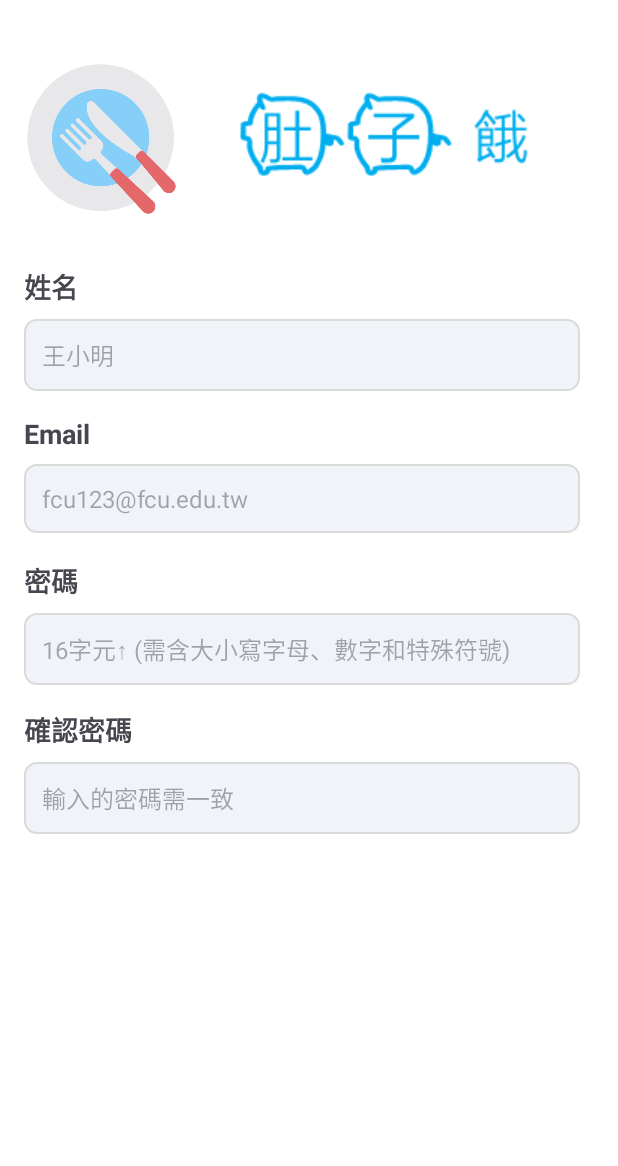
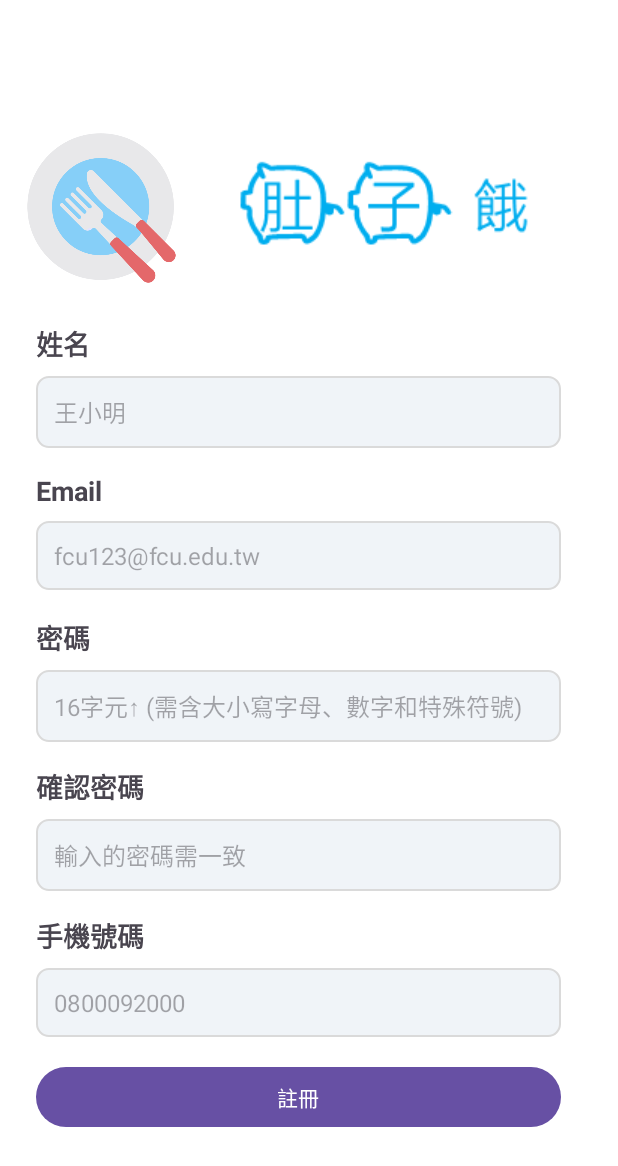
Before and after one commit to WhitePomeranian/Mobile-Application-Development_Hungry, an Android app: the screen it shows after launch (MainActivity), on a phone screen of 412 x 824 dp. Shown: the top 1166 px of the screen. Run offline under Robolectric (Android 15) with nearby library versions, the phone set to English and light mode, and no system bars.

Commit message:
將元件移至ScrollView並新增phone輸入欄位和註冊按鈕

```diff
--- a/app/src/main/res/drawable/edittext_background.xml
+++ b/app/src/main/res/drawable/edittext_background.xml
@@ -1,6 +1,6 @@
 <?xml version="1.0" encoding="utf-8"?>
 <shape xmlns:android="http://schemas.android.com/apk/res/android">
-    <solid android:color="#F0F4F8"/>  <!-- 背景顏色 -->
+    <solid android:color="@color/login_and_register_input_background"/>  <!-- 背景顏色 -->
     <corners android:radius="8dp"/>  <!-- 圓角半徑 -->
-    <stroke android:width="1dp" android:color="#DADADA"/>  <!-- 邊框 -->
+    <stroke android:width="1dp" android:color="@color/login_and_register_input_border"/>  <!-- 邊框 -->
 </shape>
--- a/app/src/main/res/layout/activity_main.xml
+++ b/app/src/main/res/layout/activity_main.xml
@@ -7,17 +7,29 @@
     android:background="#FFFFFF"
     tools:context=".MainActivity">
 
-    <TextView
-        android:id="@+id/tv_name"
-        android:layout_width="wrap_content"
+    <ScrollView
+        android:layout_width="412dp"
+        android:layout_height="732dp"
+        app:layout_constraintBottom_toBottomOf="parent"
+        app:layout_constraintEnd_toEndOf="parent"
+        app:layout_constraintStart_toStartOf="parent"
+        app:layout_constraintTop_toTopOf="parent">
+
+        <androidx.constraintlayout.widget.ConstraintLayout
+            android:layout_width="match_parent"
             android:layout_height="wrap_content"
+            android:minWidth="412dp"
+            android:minHeight="732dp">
+
+            <ImageView
+                android:id="@+id/iv_app_logo"
+                android:layout_width="103dp"
+                android:layout_height="137dp"
                 android:layout_marginStart="16dp"
-        android:layout_marginTop="16dp"
-        android:text="@string/username_title"
-        android:textAppearance="@style/TextAppearance.AppCompat.Medium"
-        android:textStyle="bold"
+                android:layout_marginTop="24dp"
                 app:layout_constraintStart_toStartOf="parent"
-        app:layout_constraintTop_toBottomOf="@+id/iv_app_logo" />
+                app:layout_constraintTop_toTopOf="parent"
+                app:srcCompat="@drawable/kitchen_accessories" />
 
             <ImageView
                 android:id="@+id/iv_app_name"
@@ -29,22 +41,24 @@
                 app:layout_constraintTop_toTopOf="parent"
                 app:srcCompat="@drawable/title" />
 
-    <ImageView
-        android:id="@+id/iv_app_logo"
-        android:layout_width="103dp"
-        android:layout_height="137dp"
-        android:layout_marginStart="16dp"
-        android:layout_marginTop="24dp"
+            <TextView
+                android:id="@+id/tv_name"
+                android:layout_width="wrap_content"
+                android:layout_height="wrap_content"
+                android:layout_marginStart="24dp"
+                android:layout_marginTop="8dp"
+                android:text="@string/username_title"
+                android:textAppearance="@style/TextAppearance.AppCompat.Medium"
+                android:textStyle="bold"
                 app:layout_constraintStart_toStartOf="parent"
-        app:layout_constraintTop_toTopOf="parent"
-        app:srcCompat="@drawable/kitchen_accessories" />
+                app:layout_constraintTop_toBottomOf="@+id/iv_app_logo" />
 
             <EditText
                 android:id="@+id/et_name"
                 android:layout_width="0dp"
                 android:layout_height="wrap_content"
                 android:layout_marginTop="8dp"
-        android:autofillHints="username"
+                android:autofillHints="name"
                 android:background="@drawable/edittext_background"
                 android:ems="20"
                 android:hint="@string/username_hint"
@@ -56,8 +70,7 @@
                 app:layout_constraintHorizontal_bias="0.0"
                 app:layout_constraintStart_toStartOf="@+id/tv_name"
                 app:layout_constraintTop_toBottomOf="@+id/tv_name"
-        app:layout_constraintWidth_default="percent"
-        app:layout_constraintWidth_percent="0.9" />
+                app:layout_constraintWidth_percent="0.85" />
 
             <TextView
                 android:id="@+id/tv_email"
@@ -89,8 +102,7 @@
                 app:layout_constraintHorizontal_bias="0.0"
                 app:layout_constraintStart_toStartOf="@+id/tv_email"
                 app:layout_constraintTop_toBottomOf="@+id/tv_email"
-        app:layout_constraintWidth_default="percent"
-        app:layout_constraintWidth_percent="0.9" />
+                app:layout_constraintWidth_percent="0.85" />
 
             <TextView
                 android:id="@+id/tv_password"
@@ -100,9 +112,8 @@
                 android:text="@string/password_title"
                 android:textAppearance="@style/TextAppearance.AppCompat.Medium"
                 android:textStyle="bold"
-        app:layout_constraintEnd_toEndOf="@+id/tv_email"
-        app:layout_constraintHorizontal_bias="0.0"
-        app:layout_constraintStart_toStartOf="@+id/tv_email"
+                app:layout_constraintEnd_toEndOf="@+id/tv_name"
+                app:layout_constraintStart_toStartOf="@+id/tv_name"
                 app:layout_constraintTop_toBottomOf="@+id/tv_email" />
 
             <EditText
@@ -122,8 +133,20 @@
                 app:layout_constraintHorizontal_bias="0.0"
                 app:layout_constraintStart_toStartOf="@+id/tv_password"
                 app:layout_constraintTop_toBottomOf="@+id/tv_password"
-        app:layout_constraintWidth_default="percent"
-        app:layout_constraintWidth_percent="0.9" />
+                app:layout_constraintWidth_percent="0.85" />
+
+            <TextView
+                android:id="@+id/tv_confirm_password"
+                android:layout_width="wrap_content"
+                android:layout_height="wrap_content"
+                android:layout_marginTop="72dp"
+                android:text="@string/confirm_password_title"
+                android:textAppearance="@style/TextAppearance.AppCompat.Medium"
+                android:textStyle="bold"
+                app:layout_constraintEnd_toEndOf="@+id/tv_password"
+                app:layout_constraintHorizontal_bias="0.0"
+                app:layout_constraintStart_toStartOf="@+id/tv_password"
+                app:layout_constraintTop_toBottomOf="@+id/tv_password" />
 
             <EditText
                 android:id="@+id/et_confirm_password"
@@ -141,20 +164,50 @@
                 app:layout_constraintHorizontal_bias="0.0"
                 app:layout_constraintStart_toStartOf="@+id/tv_confirm_password"
                 app:layout_constraintTop_toBottomOf="@+id/tv_confirm_password"
-        app:layout_constraintWidth_default="percent"
-        app:layout_constraintWidth_percent="0.9" />
+                app:layout_constraintWidth_percent="0.85" />
 
             <TextView
-        android:id="@+id/tv_confirm_password"
+                android:id="@+id/tv_phone"
                 android:layout_width="wrap_content"
                 android:layout_height="wrap_content"
                 android:layout_marginTop="72dp"
-        android:text="@string/confirm_password_title"
+                android:text="@string/phone_title"
                 android:textAppearance="@style/TextAppearance.AppCompat.Medium"
                 android:textStyle="bold"
-        app:layout_constraintEnd_toEndOf="@+id/tv_password"
+                app:layout_constraintEnd_toEndOf="@+id/tv_confirm_password"
+                app:layout_constraintStart_toStartOf="@+id/tv_confirm_password"
+                app:layout_constraintTop_toBottomOf="@+id/tv_confirm_password" />
+
+            <EditText
+                android:id="@+id/et_phone"
+                android:layout_width="0dp"
+                android:layout_height="wrap_content"
+                android:layout_marginTop="8dp"
+                android:autofillHints="phone"
+                android:background="@drawable/edittext_background"
+                android:ems="20"
+                android:hint="@string/phone_hint"
+                android:inputType="phone"
+                android:padding="12dp"
+                android:textColor="#000000"
+                android:textSize="16sp"
+                app:layout_constraintEnd_toEndOf="@+id/tv_phone"
                 app:layout_constraintHorizontal_bias="0.0"
-        app:layout_constraintStart_toStartOf="@+id/tv_password"
-        app:layout_constraintTop_toBottomOf="@+id/tv_password" />
+                app:layout_constraintStart_toStartOf="@+id/tv_phone"
+                app:layout_constraintTop_toBottomOf="@+id/tv_phone"
+                app:layout_constraintWidth_percent="0.85" />
+
+            <Button
+                android:id="@+id/button"
+                android:layout_width="0dp"
+                android:layout_height="wrap_content"
+                android:layout_marginTop="16dp"
+                android:text="@string/register_btn"
+                app:layout_constraintEnd_toEndOf="@+id/et_phone"
+                app:layout_constraintStart_toStartOf="@+id/et_phone"
+                app:layout_constraintTop_toBottomOf="@+id/et_phone"
+                app:layout_constraintWidth_percent="0.85" />
+        </androidx.constraintlayout.widget.ConstraintLayout>
+    </ScrollView>
 
 </androidx.constraintlayout.widget.ConstraintLayout>
--- a/app/src/main/res/values/colors.xml
+++ b/app/src/main/res/values/colors.xml
@@ -2,4 +2,6 @@
 <resources>
     <color name="black">#FF000000</color>
     <color name="white">#FFFFFFFF</color>
+    <color name="login_and_register_input_background">#F0F4F8</color>
+    <color name="login_and_register_input_border">#DADADA</color>
 </resources>
--- a/app/src/main/res/values/strings.xml
+++ b/app/src/main/res/values/strings.xml
@@ -8,4 +8,7 @@
     <string name="password_hint">16字元↑ (需含大小寫字母、數字和特殊符號)</string>
     <string name="confirm_password_title">確認密碼</string>
     <string name="confirm_password_hint">輸入的密碼需一致</string>
+    <string name="phone_title">手機號碼</string>
+    <string name="phone_hint">0800092000</string>
+    <string name="register_btn">註冊</string>
 </resources>
```
Lines whose indentation alone changed are shown as unchanged.
